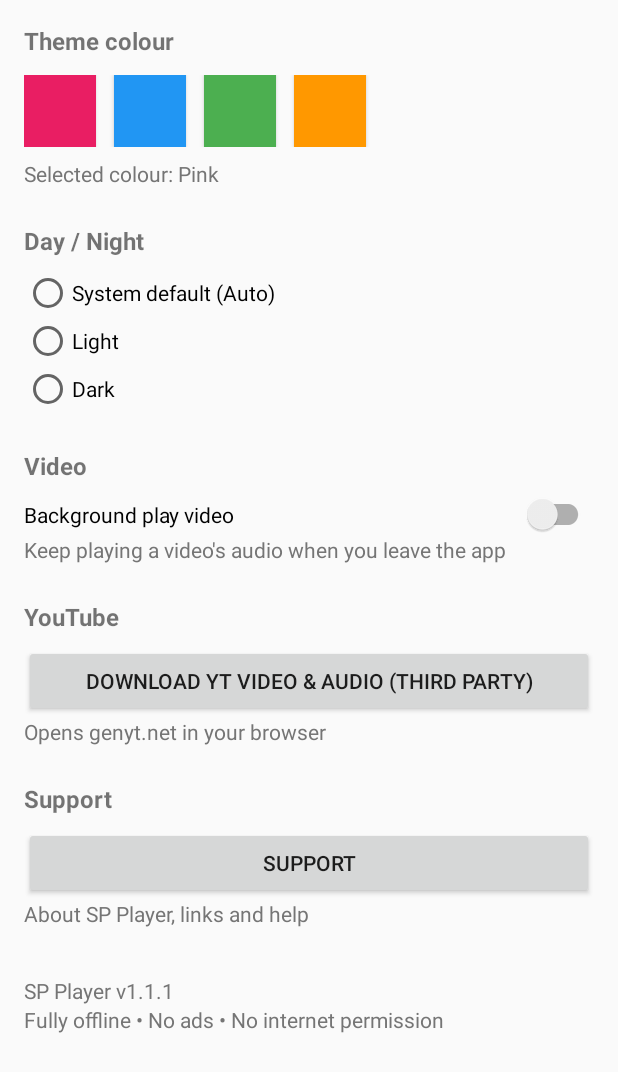
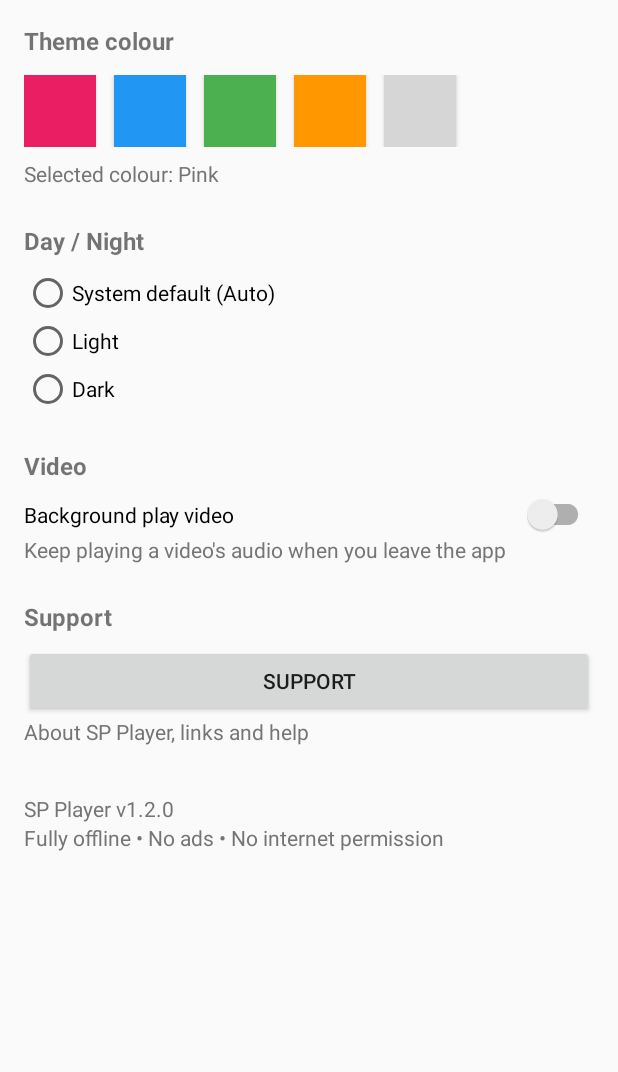
Before and after one commit to sp-dev-22/sp-player, an Android app: the layout activity_settings.xml on its own in the app's theme, with its tools: preview values and no code run, on a phone screen of 412 x 824 dp. Shown: the top 1072 px of the screen. Run offline under Robolectric (Android 15) with nearby library versions, the phone set to English and light mode, and no system bars; grey boxes are pictures that could not be loaded.

Commit message:
v1.2.0: Rainbow swatch, remove genyt section, add Website button

```diff
--- a/app/src/main/res/layout/activity_settings.xml
+++ b/app/src/main/res/layout/activity_settings.xml
@@ -51,8 +51,16 @@
                 android:id="@+id/swatch_orange"
                 android:layout_width="48dp"
                 android:layout_height="48dp"
+                android:layout_marginEnd="12dp"
                 android:background="@color/accent_orange"
                 android:contentDescription="Orange" />
+
+            <Button
+                android:id="@+id/swatch_rainbow"
+                android:layout_width="48dp"
+                android:layout_height="48dp"
+                android:background="@color/accent_rainbow"
+                android:contentDescription="Rainbow" />
         </LinearLayout>
 
         <TextView
@@ -124,28 +132,6 @@
             android:layout_width="match_parent"
             android:layout_height="wrap_content"
             android:layout_marginTop="24dp"
-            android:text="YouTube"
-            android:textSize="16sp"
-            android:textStyle="bold" />
-
-        <Button
-            android:id="@+id/genyt_button"
-            android:layout_width="match_parent"
-            android:layout_height="wrap_content"
-            android:layout_marginTop="8dp"
-            android:text="Download YT Video &amp; Audio (Third Party)" />
-
-        <TextView
-            android:layout_width="match_parent"
-            android:layout_height="wrap_content"
-            android:text="Opens genyt.net in your browser"
-            android:textColor="@color/text_secondary"
-            android:textSize="14sp" />
-
-        <TextView
-            android:layout_width="match_parent"
-            android:layout_height="wrap_content"
-            android:layout_marginTop="24dp"
             android:text="Support"
             android:textSize="16sp"
             android:textStyle="bold" />
@@ -169,7 +155,7 @@
             android:layout_width="match_parent"
             android:layout_height="wrap_content"
             android:layout_marginTop="32dp"
-            android:text="SP Player v1.1.1"
+            android:text="SP Player v1.2.0"
             android:textColor="@color/text_secondary"
             android:textSize="14sp" />
 
--- a/app/src/main/res/layout/activity_support.xml
+++ b/app/src/main/res/layout/activity_support.xml
@@ -66,6 +66,13 @@
             android:text="GitHub" />
 
         <Button
+            android:id="@+id/website_button"
+            android:layout_width="match_parent"
+            android:layout_height="wrap_content"
+            android:layout_marginTop="8dp"
+            android:text="Website" />
+
+        <Button
             android:id="@+id/share_button"
             android:layout_width="match_parent"
             android:layout_height="wrap_content"
```
